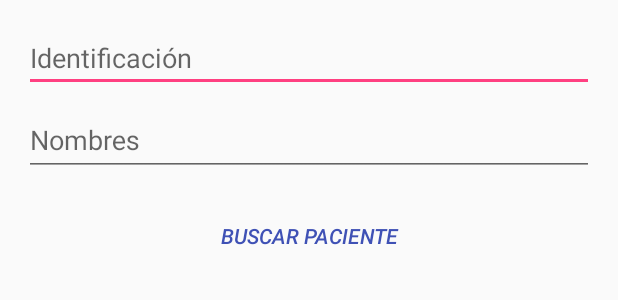
After one commit to ALAxHxC/campains, an Android app: the layout popup_busqueda_paciente.xml on its own in the app's theme, with its tools: preview values and no code run, on a phone screen of 412 x 824 dp. The commit adds this screen. Shown: the top 300 px of the screen. Run offline under Robolectric (Android 15) with nearby library versions, the phone set to English and light mode, and no system bars.

Commit message:
buscar paciente

```diff
--- a/app/src/main/java/ponny/org/democampains/negocio/controlador/PacienteController.java
+++ b/app/src/main/java/ponny/org/democampains/negocio/controlador/PacienteController.java
@@ -20,6 +20,7 @@ import ponny.org.democampains.negocio.modelos.bd.PacienteRoom;
 import ponny.org.democampains.vistas.VistaPaciente;
 import ponny.org.democampains.vistas.listas.PacientesList;
 import ponny.org.democampains.vistas.popup.Mensajes;
+import ponny.org.democampains.vistas.popup.PopupBusquedaPaciente;
 
 /**
  * Created by Daniel on 06/03/2018.
@@ -31,12 +32,13 @@ public class PacienteController {
     private Mensajes mensajes;
     private List<PacienteRoom> list;
     private ListView lista;
-    public PacienteController(Context context,ListView lista) {
+    public PacienteController(Context context, ListView lista) {
         this.mDb = Room.databaseBuilder(context,AppDatabase.class, AppDatabase.class.getName()).build();
         mensajes=new Mensajes(context);
         this.context=context;
         this.lista=lista;
         list=new ArrayList<>();
+
     }
 
     public void insertar(PacienteRoom pacienteRoom, final View parentView, final Dialog dialog) {
@@ -94,6 +96,7 @@ public class PacienteController {
                 Log.println(Log.ASSERT,"Lista","Generando lista"+"");
                 PacientesList pacientesList=new PacientesList(context,pacienteRooms);
                 pacientesList.notifyDataSetChanged();
+
                 lista.setAdapter(pacientesList);
             }
         }.execute(lista);
--- a/app/src/main/java/ponny/org/democampains/vistas/listas/PacientesList.java
+++ b/app/src/main/java/ponny/org/democampains/vistas/listas/PacientesList.java
@@ -87,4 +87,10 @@ public class PacientesList extends ParentList<PacienteRoom> {
         };
 
     }
+    public  List<PacienteRoom> getList(){
+        return lista;
+    }
+    public void getList( List<PacienteRoom> list){
+        this.lista=list;
+    }
 }
--- a/app/src/main/res/layout/activity_main.xml
+++ b/app/src/main/res/layout/activity_main.xml
@@ -10,6 +10,7 @@
 
     <include
         layout="@layout/app_bar_main"
+        android:id="@+id/mainactivitylay"
         android:layout_width="match_parent"
         android:layout_height="match_parent" />
 
--- /dev/null
+++ b/app/src/main/res/layout/popup_busqueda_paciente.xml
@@ -0,0 +1,98 @@
+<LinearLayout xmlns:android="http://schemas.android.com/apk/res/android"
+    xmlns:tools="http://schemas.android.com/tools"
+    android:layout_width="match_parent"
+    android:layout_height="wrap_content"
+    android:gravity="center_horizontal"
+    android:orientation="vertical"
+    android:paddingBottom="@dimen/activity_vertical_margin"
+    android:paddingLeft="@dimen/activity_horizontal_margin"
+    android:paddingRight="@dimen/activity_horizontal_margin"
+    android:paddingTop="@dimen/activity_vertical_margin"
+    tools:context="ponny.org.democampains.LoginActivity">
+
+    <!-- Login progress -->
+    <ProgressBar
+        android:id="@+id/login_progress"
+        style="?android:attr/progressBarStyleLarge"
+        android:layout_width="wrap_content"
+        android:layout_height="wrap_content"
+        android:layout_marginBottom="8dp"
+        android:visibility="gone" />
+
+    <ScrollView
+        android:id="@+id/login_form"
+        android:layout_width="match_parent"
+        android:layout_height="wrap_content">
+
+        <LinearLayout
+            android:id="@+id/email_login_form"
+            android:layout_width="match_parent"
+            android:layout_height="wrap_content"
+            android:orientation="vertical">
+
+            <android.support.design.widget.TextInputLayout
+                android:layout_width="match_parent"
+                android:layout_height="match_parent">
+
+                <LinearLayout
+                    android:layout_width="match_parent"
+                    android:layout_height="match_parent"
+                    android:orientation="horizontal">
+
+                    <AutoCompleteTextView
+                        android:id="@+id/buscar_identificacion_paciente"
+                        android:layout_width="match_parent"
+                        android:layout_height="wrap_content"
+                        android:layout_weight="1"
+                        android:hint="@string/identificacion"
+                        android:maxLines="1"
+                        android:singleLine="true" />
+                </LinearLayout>
+
+            </android.support.design.widget.TextInputLayout>
+
+            <android.support.design.widget.TextInputLayout
+                android:layout_width="match_parent"
+                android:layout_height="wrap_content">
+
+                <AutoCompleteTextView
+                    android:id="@+id/buscar_nombre_paciente"
+                    android:layout_width="match_parent"
+                    android:layout_height="wrap_content"
+                    android:hint="@string/nombres"
+
+                    android:maxLines="1"
+                    android:singleLine="true" />
+
+            </android.support.design.widget.TextInputLayout>
+
+            <android.support.design.widget.TextInputLayout
+                android:layout_width="match_parent"
+                android:layout_height="match_parent">
+
+            </android.support.design.widget.TextInputLayout>
+
+            <android.support.design.widget.TextInputLayout
+                android:layout_width="match_parent"
+                android:layout_height="match_parent">
+
+                <LinearLayout
+                    android:layout_width="match_parent"
+                    android:layout_height="match_parent"
+                    android:orientation="horizontal">
+
+                </LinearLayout>
+
+            </android.support.design.widget.TextInputLayout>
+
+            <Button
+                android:id="@+id/buscar_paciente"
+                style="@style/ButtonRegistrarme"
+                android:layout_width="match_parent"
+                android:layout_height="wrap_content"
+                android:layout_marginTop="16dp"
+                android:layout_weight="1"
+                android:text="@string/buscar_paciente" />
+        </LinearLayout>
+    </ScrollView>
+</LinearLayout>
--- a/app/src/main/res/menu/main.xml
+++ b/app/src/main/res/menu/main.xml
@@ -4,6 +4,6 @@
     <item
         android:id="@+id/action_settings"
         android:orderInCategory="100"
-        android:title="@string/action_settings"
+        android:title="@string/buscar"
         app:showAsAction="never" />
 </menu>
--- /dev/null
+++ b/app/src/main/res/values/ids.xml
@@ -0,0 +1,6 @@
+<?xml version="1.0" encoding="utf-8"?>
+<resources>
+    <item name="cargando_datos" type="id">Cargando datos</item>
+    <item name="buscando_oxi" type="id">Buscando Oximetro</item>
+    <item name="no_resultados" type="id">No hay coincidencias</item>
+</resources>
--- a/app/src/main/res/values/strings.xml
+++ b/app/src/main/res/values/strings.xml
@@ -77,4 +77,9 @@
     <string name="cargando">Cargando...</string>
     <string name="sesion">Sesión</string>
     <string name="cerrar_sesion">Cerrar Sesión</string>
+    <string name="cargando_datos">Cargando Datos..</string>
+    <string name="buscando_oxi">Buscando Oximetro</string>
+    <string name="buscar_paciente">Buscar Paciente</string>
+    <string name="buscar">Buscar...</string>
+    <string name="no_resultados">No hay coincidencias</string>
 </resources>
```
Also changed, not shown: app/src/main/java/ponny/org/democampains/negocio/controlador/OximetriaController.java (+7 -2 lines), app/src/main/java/ponny/org/democampains/vistas/MainActivity.java (+13 -0 lines), app/src/main/java/ponny/org/democampains/vistas/VistaPaciente.java (+5 -2 lines), app/src/main/java/ponny/org/democampains/vistas/popup/PopRegistro.java (+23 -18 lines), app/src/main/java/ponny/org/democampains/vistas/popup/PopupBusquedaPaciente.java (added, +71 -0 lines).
